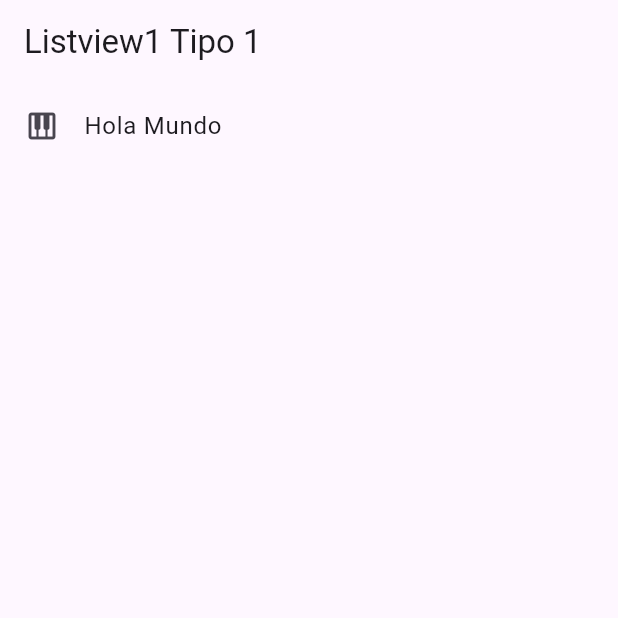
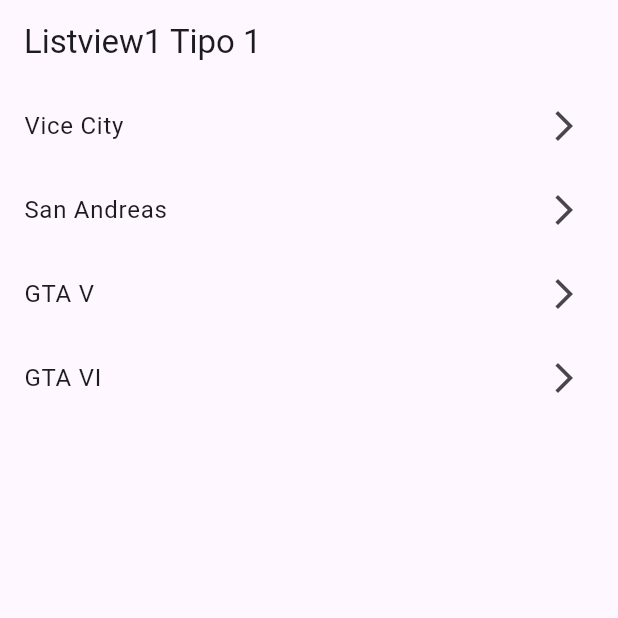
Before and after one commit to eduGIT3/calculadora_eduardo, a Flutter app: the screen it shows after launch, on a phone screen of 412 x 824 dp, the top half of it. Run offline on Flutter 3.47's test engine with Material 3 defaults, Android fonts, the phone set to English and light mode, and no system bars.

Commit message:
ListView

```diff
--- a/lib/screens/listview1_screen.dart
+++ b/lib/screens/listview1_screen.dart
@@ -1,25 +1,28 @@
 import 'package:flutter/material.dart';
 
 class Listview1Screen extends StatelessWidget {
-   final options=const['Vice City','San Andreas','GTA V','GTA VI'];
+  final options = const ['Vice City', 'San Andreas', 'GTA V', 'GTA VI'];
   const Listview1Screen({Key? key}) : super(key: key);
 
   @override
   Widget build(BuildContext context) {
     return Scaffold(
-      appBar: AppBar(
-        title: Text('Listview1 Tipo 1'),
-      ),
+      appBar: AppBar(title: Text('Listview1 Tipo 1')),
       body: ListView(
         children: [
-          ListTile(
-            leading: Icon(Icons.piano),
-            title: Text("Hola Mundo"),
+          ...options.map(
+                (e) => ListTile(
+                  trailing: Icon(Icons.arrow_forward_ios_outlined),
+                  title: Text(e),
+                ),
+              ).toList(),
 
-          )
 
+          /*
+
+*/
         ],
-      )
+      ),
     );
   }
 }
```
